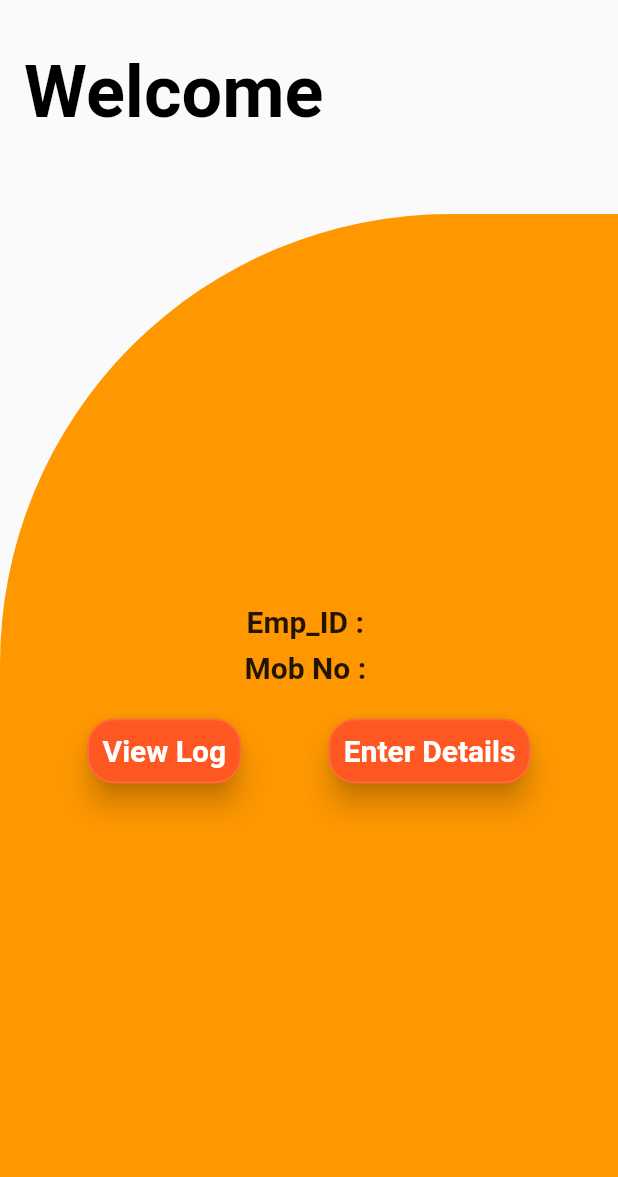
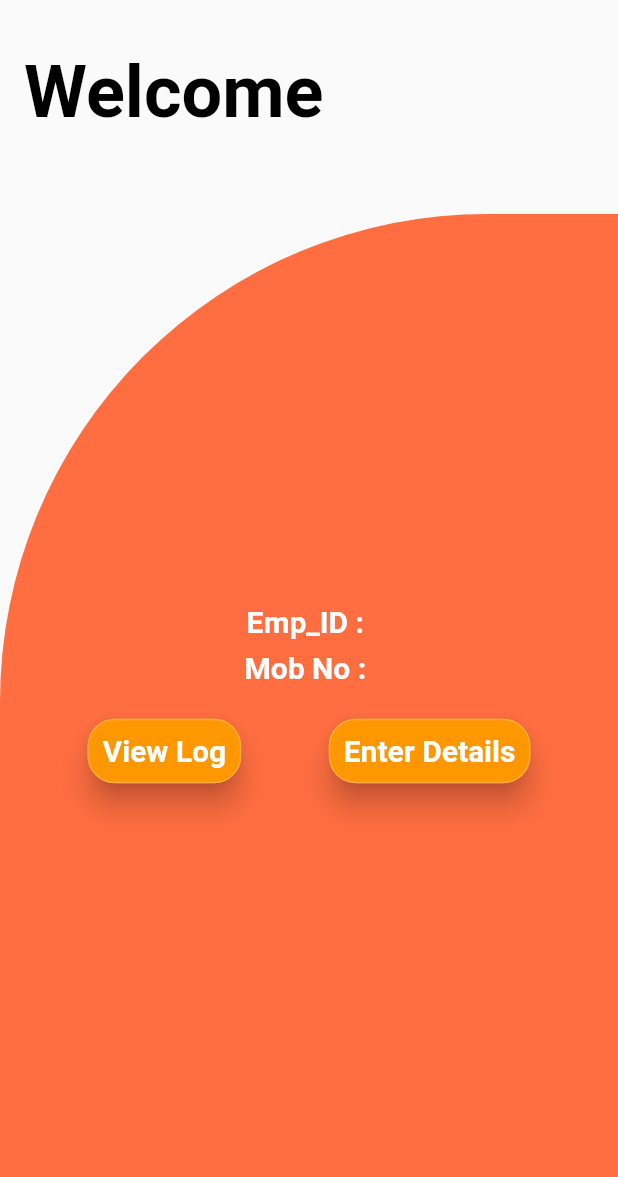
Before and after one commit to AugustineAykara/Flutter-Covid19-Log, a Flutter app: the MyHomePage screen opened directly, on a phone screen of 412 x 824 dp, the part 59-1236 px from its top. Run offline on Flutter 3.47's test engine with Material 2 defaults, Android fonts, the phone set to English and light mode, and no system bars; our stand-ins replace cloud_firestore, shared_preferences; accounts and stored records are empty.

Commit message:
upload via git

```diff
--- a/lib/homePage.dart
+++ b/lib/homePage.dart
@@ -95,13 +95,12 @@ class _MyHomePageState extends State<MyHomePage> {
             Expanded(
               child: Container(
                 decoration: BoxDecoration(
-                  color: Colors.orange,
+                  color: Colors.deepOrangeAccent,
                   borderRadius: BorderRadius.only(
-                    topLeft: const Radius.circular(300.0),
+                    topLeft: const Radius.circular(325.0),
                     // topRight: const Radius.circular(0.0),
                   ),
                 ),
-                alignment: Alignment.bottomCenter,
                 child: Column(
                   mainAxisAlignment: MainAxisAlignment.center,
                   crossAxisAlignment: CrossAxisAlignment.center,
@@ -138,6 +137,7 @@ class _MyHomePageState extends State<MyHomePage> {
       style: TextStyle(
         fontSize: 20,
         fontWeight: FontWeight.bold,
+        color: Colors.white
       ),
     );
   }
@@ -150,13 +150,13 @@ class _MyHomePageState extends State<MyHomePage> {
           RaisedButton(
             elevation: 8,
             textColor: Colors.white,
-            color: Colors.deepOrange,
+            color: Colors.orange,
             padding: EdgeInsets.all(10.0),
             child: Text('View Log',
                 style: TextStyle(fontSize: 20, fontWeight: FontWeight.bold)),
             shape: RoundedRectangleBorder(
                 borderRadius: new BorderRadius.circular(18.0),
-                side: BorderSide(color: Colors.deepOrangeAccent)),
+                side: BorderSide(color: Colors.orangeAccent)),
             onPressed: () {
                Navigator.push(
                 context,
@@ -169,13 +169,13 @@ class _MyHomePageState extends State<MyHomePage> {
           RaisedButton(
             elevation: 8,
             textColor: Colors.white,
-            color: Colors.deepOrange,
+            color: Colors.orange,
             padding: EdgeInsets.all(10.0),
             child: Text('Enter Details',
                 style: TextStyle(fontSize: 20, fontWeight: FontWeight.bold)),
             shape: RoundedRectangleBorder(
                 borderRadius: new BorderRadius.circular(18.0),
-                side: BorderSide(color: Colors.deepOrangeAccent)),
+                side: BorderSide(color: Colors.orangeAccent)),
             onPressed: () {
 
               Navigator.push(
```
Also changed, not shown: lib/employeeLog.dart (+6 -2 lines), lib/listLog.dart (+21 -10 lines), lib/viewLog.dart (+52 -4 lines).
